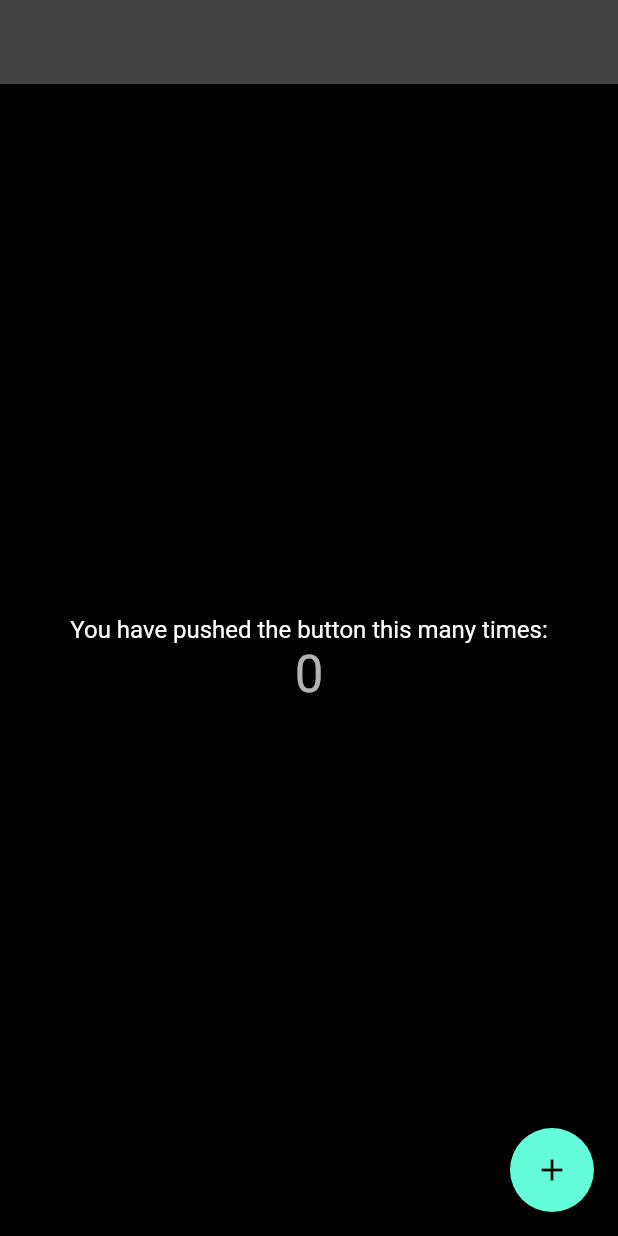
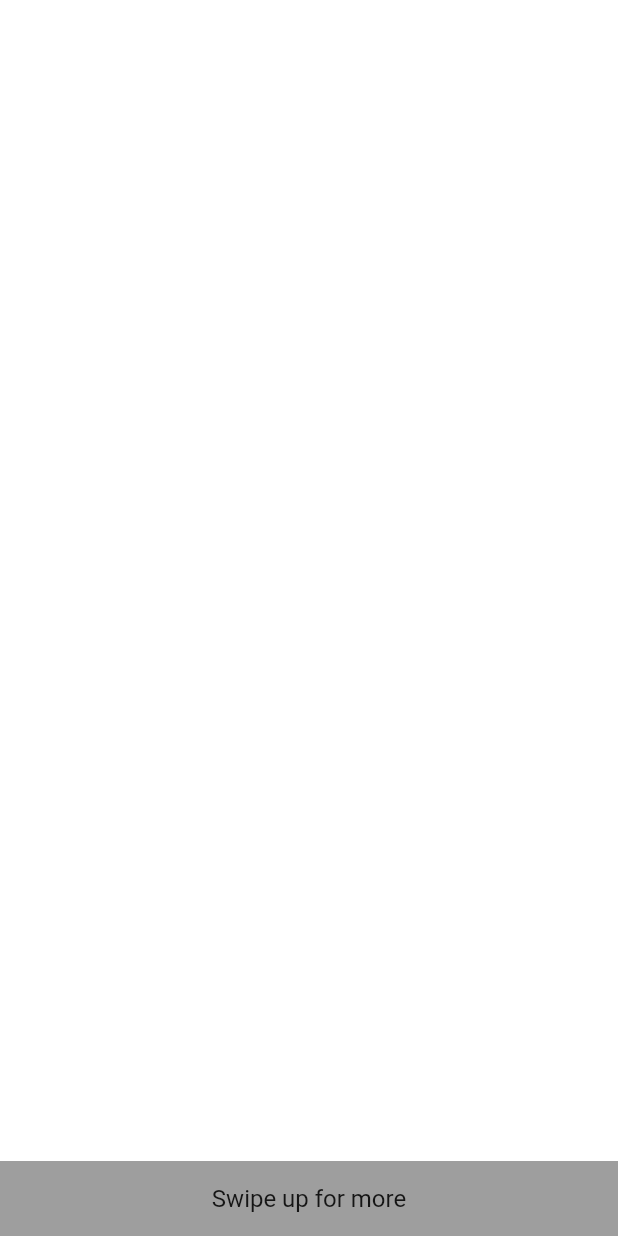
Before and after one commit to GemperC/kroniker-flutter, a Flutter app: the screen it shows after launch, after a tap on the "add" icon, on a phone screen of 412 x 824 dp. Run offline on Flutter 3.47's test engine with Material 2 defaults, Android fonts, the phone set to English and light mode, and no system bars; our stand-ins replace google_fonts, shared_preferences.

Commit message:
add home page and botom sheet

```diff
--- a/lib/pages/first/first_page.dart
+++ b/lib/pages/first/first_page.dart
@@ -1,5 +1,6 @@
 import 'package:flutter/material.dart';
 import 'package:kroniker_flutter/config/theme_model.dart';
+import 'package:kroniker_flutter/pages/home/home_page.dart';
 import 'package:provider/provider.dart';
 
 class FirstPage extends StatefulWidget {
@@ -33,6 +34,16 @@ class _FirstPageState extends State<FirstPage> {
               '$_counter',
               style: Theme.of(context).textTheme.headlineMedium,
             ),
+            FloatingActionButton(
+              onPressed: () {
+                Navigator.pushAndRemoveUntil(
+                    context,
+                    MaterialPageRoute(builder: (context) => const HomePage()),
+                    (Route<dynamic> route) => false);
+              },
+              tooltip: 'Increment',
+              child: const Icon(Icons.add),
+            ),
           ],
         ),
       ),
--- /dev/null
+++ b/lib/pages/home/home_page.dart
@@ -0,0 +1,55 @@
+import 'package:flutter/material.dart';
+import 'package:flutter/src/widgets/framework.dart';
+import 'package:flutter/src/widgets/placeholder.dart';
+
+class HomePage extends StatefulWidget {
+  const HomePage({super.key});
+
+  @override
+  State<HomePage> createState() => _HomePageState();
+}
+
+class _HomePageState extends State<HomePage> {
+  @override
+  Widget build(BuildContext context) {
+     return Scaffold(
+      backgroundColor: Colors.white,
+      body: Column(
+        mainAxisAlignment: MainAxisAlignment.center,
+        crossAxisAlignment: CrossAxisAlignment.stretch,
+        children: [
+          // Add your widgets here
+        ],
+      ),
+      bottomSheet: GestureDetector(
+        onTap: () {
+          // Do something when the user taps on the bottom sheet
+        },
+        onVerticalDragUpdate: (dragDetails) {
+          if (dragDetails.delta.dy < 0) {
+            // Show the bottom sheet when the user swipes up
+            showModalBottomSheet(
+              context: context,
+              builder: (BuildContext context) {
+                return Container(
+                  height: 200.0,
+                  color: Colors.white,
+                  child: Center(
+                    child: Text('Bottom Sheet'),
+                  ),
+                );
+              },
+            );
+          }
+        },
+        child: Container(
+          height: 50.0,
+          color: Colors.grey,
+          child: Center(
+            child: Text('Swipe up for more'),
+          ),
+        ),
+      ),
+    );
+  }
+}
```
